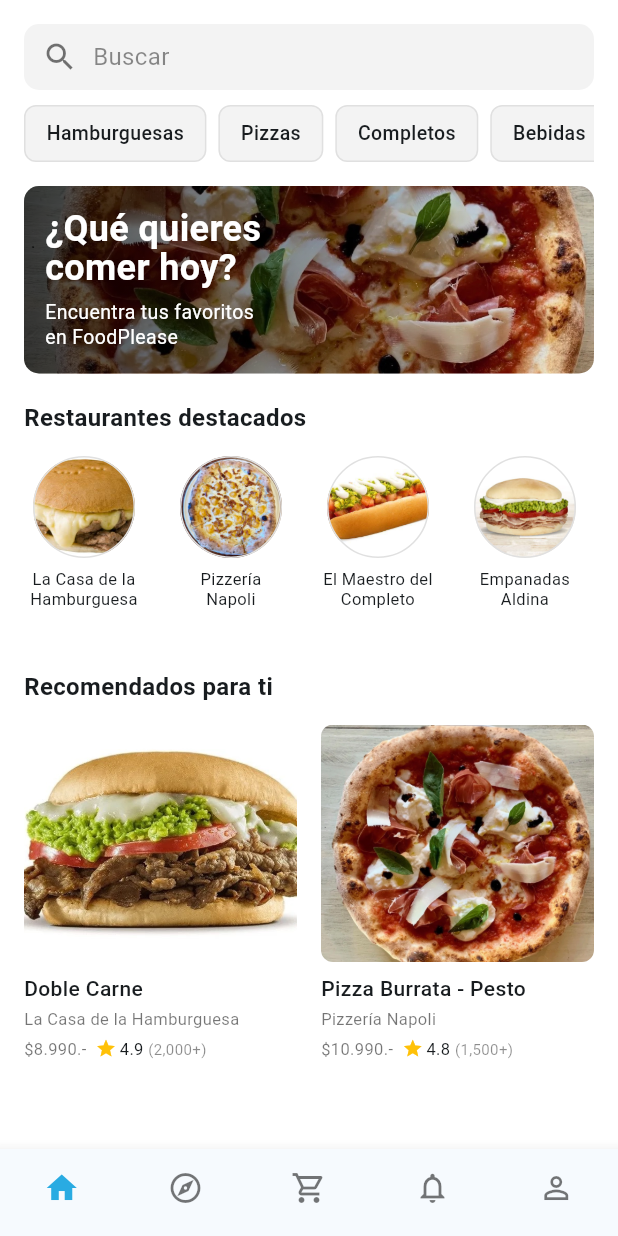
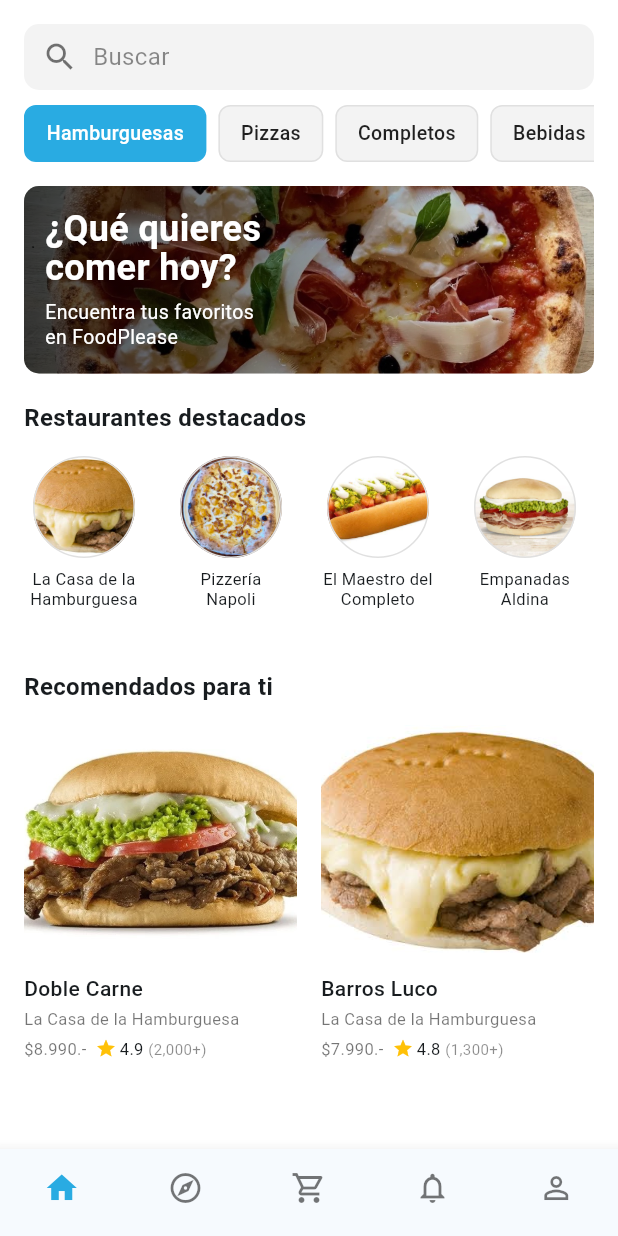
Before and after one commit to Caro17Caro/foodplease-flutter, a Flutter app: the HomePage screen opened by its route, item 2 of the bottom bar chosen, on a phone screen of 412 x 824 dp. Run offline on Flutter 3.47's test engine with Material 3 defaults, Android fonts, the phone set to English and light mode, and no system bars.

Commit message:
Agrega filtros funcionales al Home de FoodPlease

```diff
--- a/lib/screens/home/home_page.dart
+++ b/lib/screens/home/home_page.dart
@@ -9,6 +9,7 @@ class HomePage extends StatefulWidget {
 
 class _HomePageState extends State<HomePage> {
   bool isLoading = true;
+  String selectedCategory = 'Hamburguesas';
 
   @override
   void initState() {
@@ -90,7 +91,94 @@ class _HomePageState extends State<HomePage> {
     );
   }
 
+  List<Map<String, String>> _getRecommendedProducts() {
+    switch (selectedCategory) {
+      case 'Pizzas':
+        return [
+          {
+            'imagePath': 'assets/images/pizza_burrata.jpeg',
+            'title': 'Pizza Burrata - Pesto',
+            'restaurant': 'Pizzería Napoli',
+            'price': '\$10.990',
+            'rating': '4.8',
+            'reviews': '(1,500+)',
+          },
+          {
+            'imagePath': 'assets/images/pizza_carbonara.jpeg',
+            'title': 'Pizza Carbonara',
+            'restaurant': 'Pizzería Napoli',
+            'price': '\$11.490',
+            'rating': '4.7',
+            'reviews': '(980+)',
+          },
+        ];
+
+      case 'Completos':
+        return [
+          {
+            'imagePath': 'assets/images/completo_italiano.jpeg',
+            'title': 'Completo Italiano',
+            'restaurant': 'El Maestro del Completo',
+            'price': '\$4.990',
+            'rating': '4.8',
+            'reviews': '(1,200+)',
+          },
+          {
+            'imagePath': 'assets/images/completo_dinamico.jpeg',
+            'title': 'Completo Dinámico',
+            'restaurant': 'El Maestro del Completo',
+            'price': '\$5.490',
+            'rating': '4.7',
+            'reviews': '(870+)',
+          },
+        ];
+
+      case 'Bebidas':
+        return [
+          {
+            'imagePath': 'assets/images/coca_cola.jpeg',
+            'title': 'Coca-Cola',
+            'restaurant': 'FoodPlease',
+            'price': '\$1.990',
+            'rating': '4.9',
+            'reviews': '(2,100+)',
+          },
+          {
+            'imagePath': 'assets/images/fanta.jpeg',
+            'title': 'Fanta',
+            'restaurant': 'FoodPlease',
+            'price': '\$1.990',
+            'rating': '4.8',
+            'reviews': '(1,400+)',
+          },
+        ];
+
+      case 'Hamburguesas':
+      default:
+        return [
+          {
+            'imagePath': 'assets/images/churrasco_italiano.jpg',
+            'title': 'Doble Carne',
+            'restaurant': 'La Casa de la Hamburguesa',
+            'price': '\$8.990',
+            'rating': '4.9',
+            'reviews': '(2,000+)',
+          },
+          {
+            'imagePath': 'assets/images/barros_luco.jpeg',
+            'title': 'Barros Luco',
+            'restaurant': 'La Casa de la Hamburguesa',
+            'price': '\$7.990',
+            'rating': '4.8',
+            'reviews': '(1,300+)',
+          },
+        ];
+    }
+  }
+
   Widget _buildHomeContent() {
+    final recommendedProducts = _getRecommendedProducts();
+
     return SingleChildScrollView(
       padding: const EdgeInsets.fromLTRB(16, 16, 16, 24),
       child: Column(
@@ -119,23 +207,23 @@ class _HomePageState extends State<HomePage> {
             children: [
               Expanded(
                 child: _buildRecommendedCard(
-                  imagePath: 'assets/images/churrasco_italiano.jpg',
-                  title: 'Doble Carne',
-                  restaurant: 'La Casa de la Hamburguesa',
-                  price: '\$8.990',
-                  rating: '4.9',
-                  reviews: '(2,000+)',
+                  imagePath: recommendedProducts[0]['imagePath']!,
+                  title: recommendedProducts[0]['title']!,
+                  restaurant: recommendedProducts[0]['restaurant']!,
+                  price: recommendedProducts[0]['price']!,
+                  rating: recommendedProducts[0]['rating']!,
+                  reviews: recommendedProducts[0]['reviews']!,
                 ),
               ),
               const SizedBox(width: 16),
               Expanded(
                 child: _buildRecommendedCard(
-                  imagePath: 'assets/images/pizza_burrata.jpeg',
-                  title: 'Pizza Burrata - Pesto',
-                  restaurant: 'Pizzería Napoli',
-                  price: '\$10.990',
-                  rating: '4.8',
-                  reviews: '(1,500+)',
+                  imagePath: recommendedProducts[1]['imagePath']!,
+                  title: recommendedProducts[1]['title']!,
+                  restaurant: recommendedProducts[1]['restaurant']!,
+                  price: recommendedProducts[1]['price']!,
+                  rating: recommendedProducts[1]['rating']!,
+                  reviews: recommendedProducts[1]['reviews']!,
                 ),
               ),
             ],
@@ -173,17 +261,37 @@ class _HomePageState extends State<HomePage> {
         itemCount: categories.length,
         separatorBuilder: (_, _) => const SizedBox(width: 8),
         itemBuilder: (context, index) {
-          return Container(
+          return InkWell(
+            borderRadius: BorderRadius.circular(8),
+            onTap: () {
+              setState(() {
+                selectedCategory = categories[index];
+              });
+            },
+            child: Container(
               padding: const EdgeInsets.symmetric(horizontal: 14),
               alignment: Alignment.center,
               decoration: BoxDecoration(
-              color: const Color(0xFFF3F3F3),
+                color: selectedCategory == categories[index]
+                    ? const Color(0xFF29ABE2)
+                    : const Color(0xFFF3F3F3),
                 borderRadius: BorderRadius.circular(8),
-              border: Border.all(color: const Color(0xFFE0E0E0)),
+                border: Border.all(
+                  color: selectedCategory == categories[index]
+                      ? const Color(0xFF29ABE2)
+                      : const Color(0xFFE0E0E0),
+                ),
               ),
               child: Text(
                 categories[index],
-              style: const TextStyle(fontSize: 13, fontWeight: FontWeight.w500),
+                style: TextStyle(
+                  fontSize: 13,
+                  fontWeight: FontWeight.w500,
+                  color: selectedCategory == categories[index]
+                      ? Colors.white
+                      : Colors.black87,
+                ),
+              ),
             ),
           );
         },
```
Lines whose indentation alone changed are shown as unchanged.
